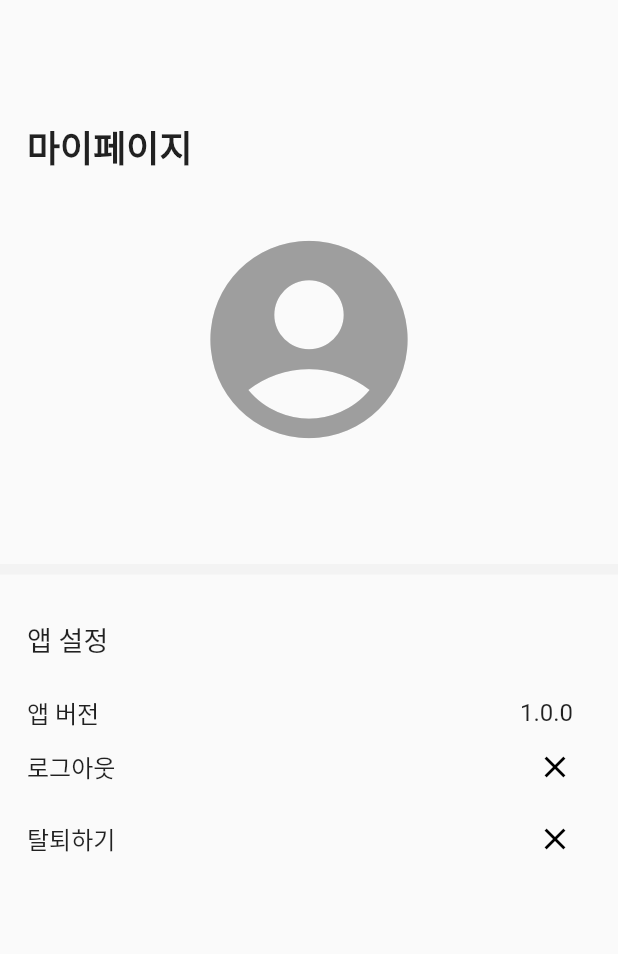
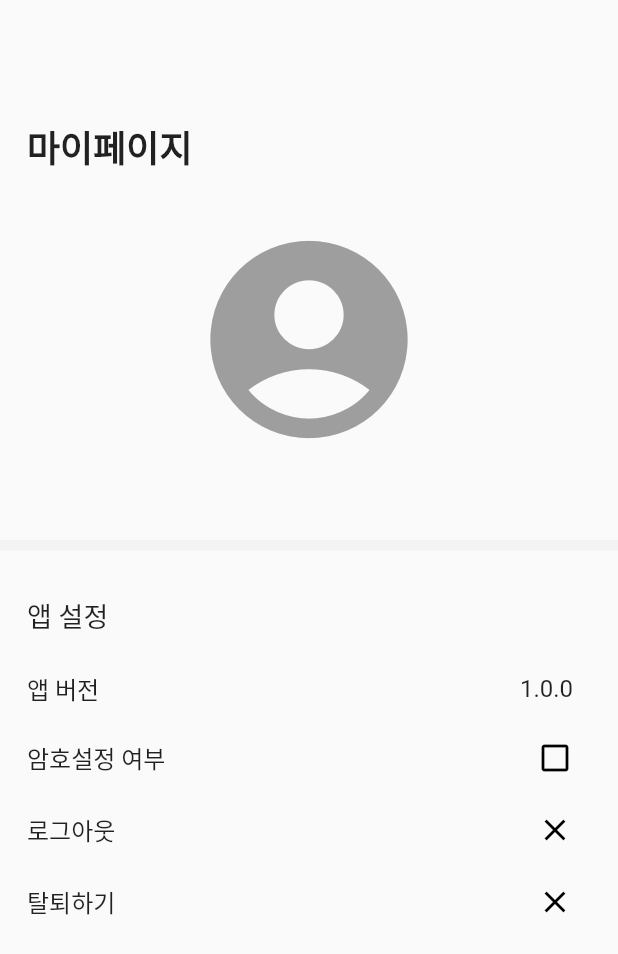
Before and after one commit to koboolean/schedule_project, a Flutter app: the MyPage screen opened directly, on a phone screen of 412 x 824 dp. Shown: the top 954 px of the screen. Run offline on Flutter 3.47's test engine with Material 2 defaults, Android fonts, the phone set to English and light mode, and no system bars; our stand-ins replace firebase_auth, firebase_core, table_calendar, yaml; missing offline and left inert: flutter_launcher_icons; accounts and stored records are empty; generated files the repository leaves out were written again; statements that could not run were skipped.

Commit message:
암호 터치패드 개발 진행중 반영

```diff
--- a/lib/screens/myPage.dart
+++ b/lib/screens/myPage.dart
@@ -1,13 +1,14 @@
 import 'package:flutter/material.dart';
 import 'package:flutter/services.dart';
 import 'package:provider/provider.dart';
+import 'package:schedule_project/widgets/passwordDialog.dart';
 import 'package:yaml/yaml.dart';
 
 import '../services/authService.dart';
 import '../widgets/showConfirmationDialog.dart';
 import 'loginPage.dart';
 
-/// 홈페이지
+/// 마이페이지
 class MyPage extends StatefulWidget {
   const MyPage({Key? key}) : super(key: key);
 
@@ -20,6 +21,9 @@ class _MyPageState extends State<MyPage> {
 
   @override
   Widget build(BuildContext context) {
+
+    var password = "";
+
     final authService = context.read<AuthService>();
     final user = authService.currentUser()!;
     final ValueNotifier<String> version =
@@ -65,7 +69,6 @@ class _MyPageState extends State<MyPage> {
                         )),
                   ),
                   SizedBox(height: 15),
-                  Text('${user.displayName}'),
                   Text(
                     '${user.email}',
                     style: TextStyle(
@@ -103,7 +106,7 @@ class _MyPageState extends State<MyPage> {
                 height: 23,
               ),
               Padding(
-                padding: const EdgeInsets.only(left: 18.0, right: 30.0),
+                padding: const EdgeInsets.only(left: 18.0, right: 30.0, bottom: 10),
                 child: Row(
                   children: [
                     Text(
@@ -131,6 +134,21 @@ class _MyPageState extends State<MyPage> {
                     ),
                   ],
                 ),
+              ),
+              Padding(
+                padding: const EdgeInsets.only(left: 18.0, right: 18.0),
+                child: Row(children: [
+                  Text("암호설정 여부", style : TextStyle(fontSize: 16)),
+                  Spacer(),
+                  IconButton(
+                    icon: Icon(
+                      Icons.check_box_outline_blank,
+                      color: Colors.black,),
+                    onPressed: () {
+                      passwordDialog(context);
+                    },
+                  )
+                ],),
               ),
               Padding(
                 padding: const EdgeInsets.only(left: 18.0, right: 18.0),
```
Also changed, not shown: lib/widgets/passwordDialog.dart (added, +94 -0 lines).
